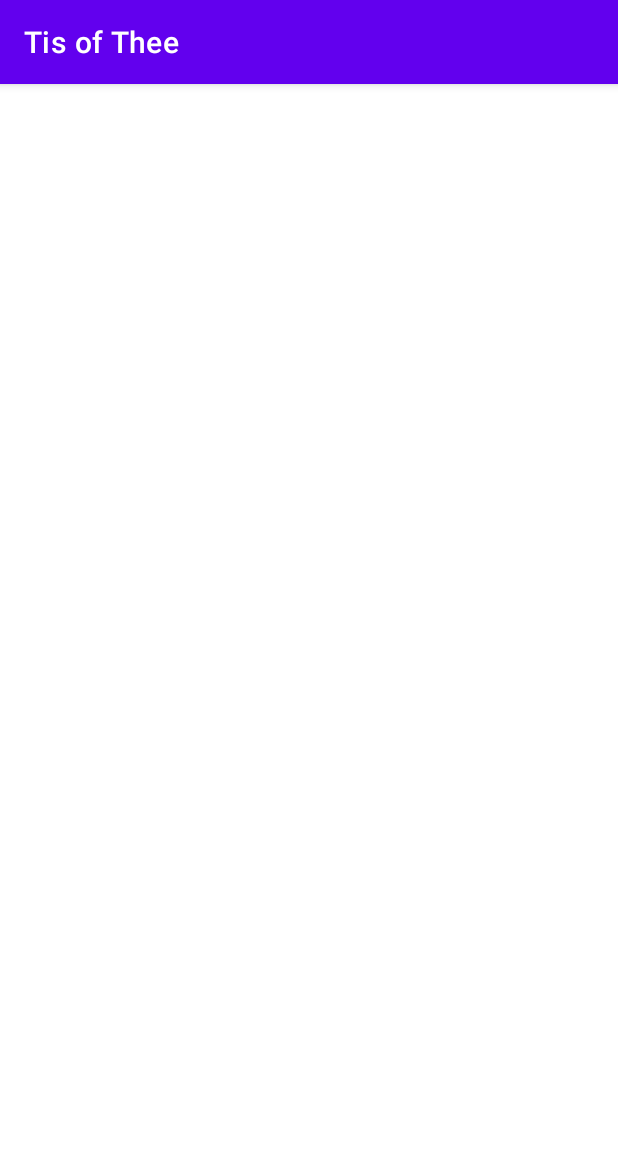
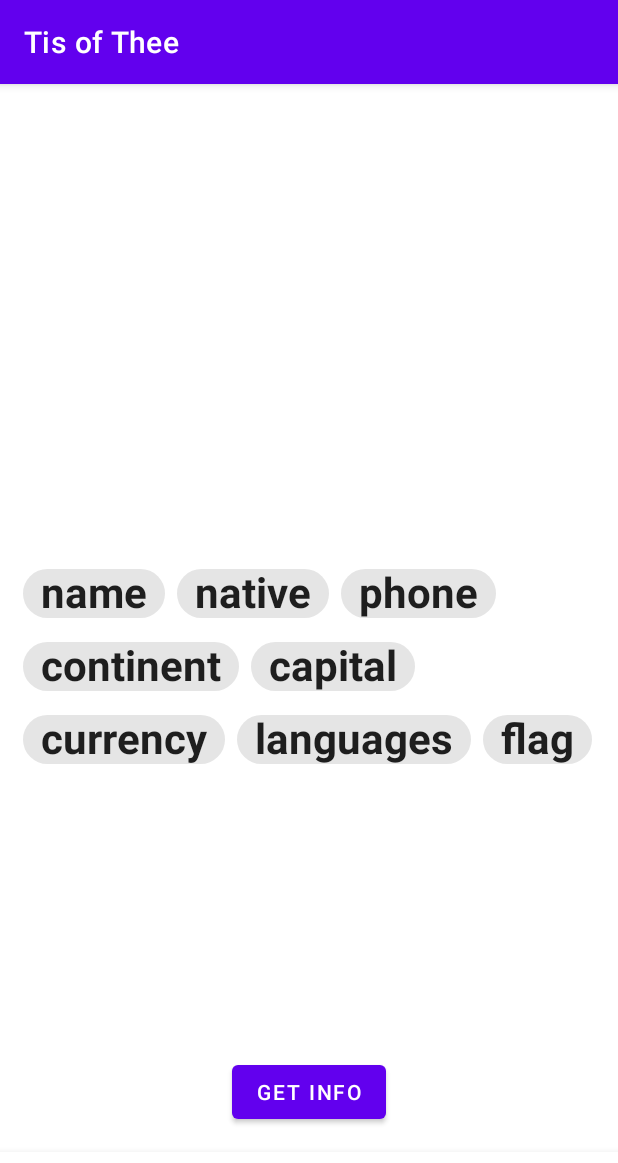
Before and after one commit to brownte/Tis-of-Thee, an Android app: the screen it shows after launch (MainActivity), on a phone screen of 412 x 824 dp. Shown: the top 1163 px of the screen. Run offline under Robolectric (Android 15) with nearby library versions, the phone set to English and light mode, and no system bars; 1 statement that could not run was skipped.

Commit message:
Major commit - project is still a work in progress.

```diff
--- /dev/null
+++ b/app/src/main/java/com/example/tisofthee/main/MainActivity.kt
@@ -0,0 +1,54 @@
+package com.example.tisofthee.main
+
+import androidx.appcompat.app.AppCompatActivity
+import android.os.Bundle
+import android.widget.Button
+import com.example.tisofthee.R
+import com.google.android.material.chip.Chip
+import com.google.android.material.chip.ChipGroup
+
+
+class MainActivity : AppCompatActivity() {
+
+
+    override fun onCreate(savedInstanceState: Bundle?) {
+
+        super.onCreate(savedInstanceState)
+        setContentView(R.layout.activity_main)
+
+        val getInfoBtn = findViewById<Button>(R.id.btnGetInfo)
+        val chipGroup = findViewById<ChipGroup>(R.id.chipGroup)
+
+        getInfoBtn.setOnClickListener {
+            chipGroupSelections(chipGroup)
+        }
+
+        addCountryFlagFragment()
+
+    }
+
+    private fun addCountryFlagFragment()
+    {
+        supportFragmentManager.beginTransaction()
+            .add(R.id.mainFragment, MainCountryFlagCodeFragment())
+            .commit()
+    }
+
+
+
+    private fun chipGroupSelections(chipGroup : ChipGroup) {
+        val selectedChipsList = mutableListOf<String>()
+
+        for (index in 0 until chipGroup.childCount) {
+            val chip: Chip = chipGroup.getChildAt(index) as Chip
+
+            chip.setOnCheckedChangeListener { view, isChecked ->
+                if (isChecked) {
+                    selectedChipsList.add(view.text.toString())
+                } else {
+                    selectedChipsList.remove(view.text.toString())
+                }
+            }
+        }
+    }
+}
--- a/app/src/main/res/layout/activity_main.xml
+++ b/app/src/main/res/layout/activity_main.xml
@@ -4,13 +4,133 @@
     xmlns:tools="http://schemas.android.com/tools"
     android:layout_width="match_parent"
     android:layout_height="match_parent"
-    tools:context=".MainActivity">
+
+    tools:context=".main.MainActivity">
 
     <LinearLayout
         android:layout_width="match_parent"
         android:layout_height="match_parent"
         android:orientation="vertical"
+        android:padding="15dp"
         app:layout_constraintBottom_toBottomOf="parent"
         app:layout_constraintEnd_toEndOf="parent"
-        app:layout_constraintStart_toStartOf="parent"></LinearLayout>
+        app:layout_constraintStart_toStartOf="parent">
+
+
+                <FrameLayout
+            android:id="@+id/mainFragment"
+            android:layout_width="match_parent"
+            android:layout_height="300dp"
+            />
+
+        <com.google.android.material.chip.ChipGroup
+            android:id="@+id/chipGroup"
+            android:layout_width="match_parent"
+            android:layout_height="match_parent">
+
+            <com.google.android.material.chip.Chip
+                style="@style/Widget.MaterialComponents.Chip.Choice"
+                android:id="@+id/chipName"
+                android:layout_width="wrap_content"
+                android:layout_height="wrap_content"
+                android:text="name"
+                android:textAppearance="@style/ChipsStyle" />
+
+            <com.google.android.material.chip.Chip
+                style="@style/Widget.MaterialComponents.Chip.Choice"
+                android:id="@+id/chipNative"
+                android:layout_width="wrap_content"
+                android:layout_height="wrap_content"
+                android:text="native"
+                android:textAppearance="@style/ChipsStyle" />
+
+            <com.google.android.material.chip.Chip
+                style="@style/Widget.MaterialComponents.Chip.Choice"
+                android:id="@+id/chipPhone"
+                android:layout_width="wrap_content"
+                android:layout_height="wrap_content"
+                android:text="phone"
+                android:textAppearance="@style/ChipsStyle" />
+
+
+            <com.google.android.material.chip.Chip
+                style="@style/Widget.MaterialComponents.Chip.Choice"
+                android:id="@+id/chipContinent"
+                android:layout_width="wrap_content"
+                android:layout_height="wrap_content"
+                android:text="continent"
+                android:textAppearance="@style/ChipsStyle" />
+
+            <com.google.android.material.chip.Chip
+                style="@style/Widget.MaterialComponents.Chip.Choice"
+                android:id="@+id/chipCapital"
+                android:layout_width="wrap_content"
+                android:layout_height="wrap_content"
+                android:text="capital"
+                android:textAppearance="@style/ChipsStyle" />
+
+            <com.google.android.material.chip.Chip
+                style="@style/Widget.MaterialComponents.Chip.Choice"
+                android:id="@+id/chipCurrency"
+                android:layout_width="wrap_content"
+                android:layout_height="wrap_content"
+                android:text="currency"
+                android:textAppearance="@style/ChipsStyle" />
+
+
+            <com.google.android.material.chip.Chip
+                style="@style/Widget.MaterialComponents.Chip.Choice"
+                android:id="@+id/chipLanguages"
+                android:layout_width="wrap_content"
+                android:layout_height="wrap_content"
+                android:text="languages"
+                android:textAppearance="@style/ChipsStyle" />
+
+            <com.google.android.material.chip.Chip
+                style="@style/Widget.MaterialComponents.Chip.Choice"
+                android:id="@+id/chipFlag"
+                android:layout_width="wrap_content"
+                android:layout_height="wrap_content"
+                android:text="flag"
+                android:textAppearance="@style/ChipsStyle" />
+
+
+
+        </com.google.android.material.chip.ChipGroup>
+
+    </LinearLayout>
+
+    <ProgressBar
+        android:id="@+id/progressBar"
+        style="?android:attr/progressBarStyleHorizontal"
+        android:layout_width="wrap_content"
+        android:layout_height="wrap_content"
+        android:visibility="invisible"
+        app:layout_constraintBottom_toTopOf="@+id/bottom_nav_home"
+        tools:layout_editor_absoluteX="15dp"
+        tools:layout_editor_absoluteY="332dp"
+        tools:ignore="MissingConstraints" />
+
+    <Button
+        android:id="@+id/btnGetInfo"
+        android:layout_width="wrap_content"
+        android:layout_height="wrap_content"
+        android:text="Get Info"
+        app:layout_constraintBottom_toTopOf="@+id/progressBar"
+        app:layout_constraintEnd_toEndOf="parent"
+        app:layout_constraintHorizontal_bias="0.5"
+        app:layout_constraintStart_toStartOf="parent" />
+
+
+    <com.google.android.material.bottomnavigation.BottomNavigationView
+        android:id="@+id/bottom_nav_home"
+        android:layout_width="match_parent"
+        android:layout_height="wrap_content"
+        app:layout_constraintBottom_toBottomOf="parent"
+        app:menu="@menu/bottom_nav_menu_noresults"
+        tools:layout_editor_absoluteX="15dp">
+
+    </com.google.android.material.bottomnavigation.BottomNavigationView>
+
+
 </androidx.constraintlayout.widget.ConstraintLayout>
--- a/app/src/main/res/values/strings.xml
+++ b/app/src/main/res/values/strings.xml
@@ -1,3 +1,5 @@
 <resources>
     <string name="app_name">Tis of Thee</string>
+    <!-- TODO: Remove or change this placeholder text -->
+    <string name="hello_blank_fragment">Hello blank fragment</string>
 </resources>
--- a/app/src/main/res/values/themes.xml
+++ b/app/src/main/res/values/themes.xml
@@ -12,5 +12,13 @@
         <!-- Status bar color. -->
         <item name="android:statusBarColor" tools:targetApi="l">?attr/colorPrimaryVariant</item>
         <!-- Customize your theme here. -->
+
+    </style>
+
+    <style name="ChipsStyle" parent="@style/Widget.MaterialComponents.Chip.Choice">
+        <item name="android:textSize">28sp</item>
+        <item name="android:textStyle">bold</item>
+        <item name="android:padding" >5sp</item>
+
     </style>
 </resources>
```
Also changed, not shown: app/build.gradle (+31 -9 lines), app/src/main/AndroidManifest.xml (+5 -2 lines), build.gradle (+5 -4 lines), gradle/wrapper/gradle-wrapper.properties.
